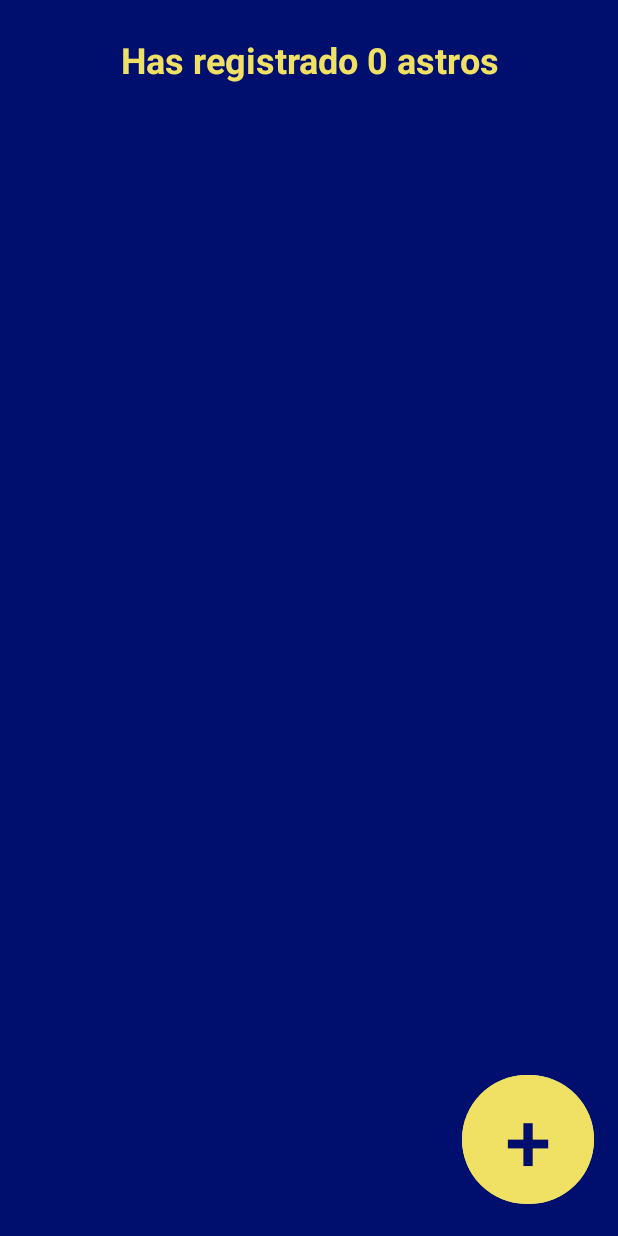
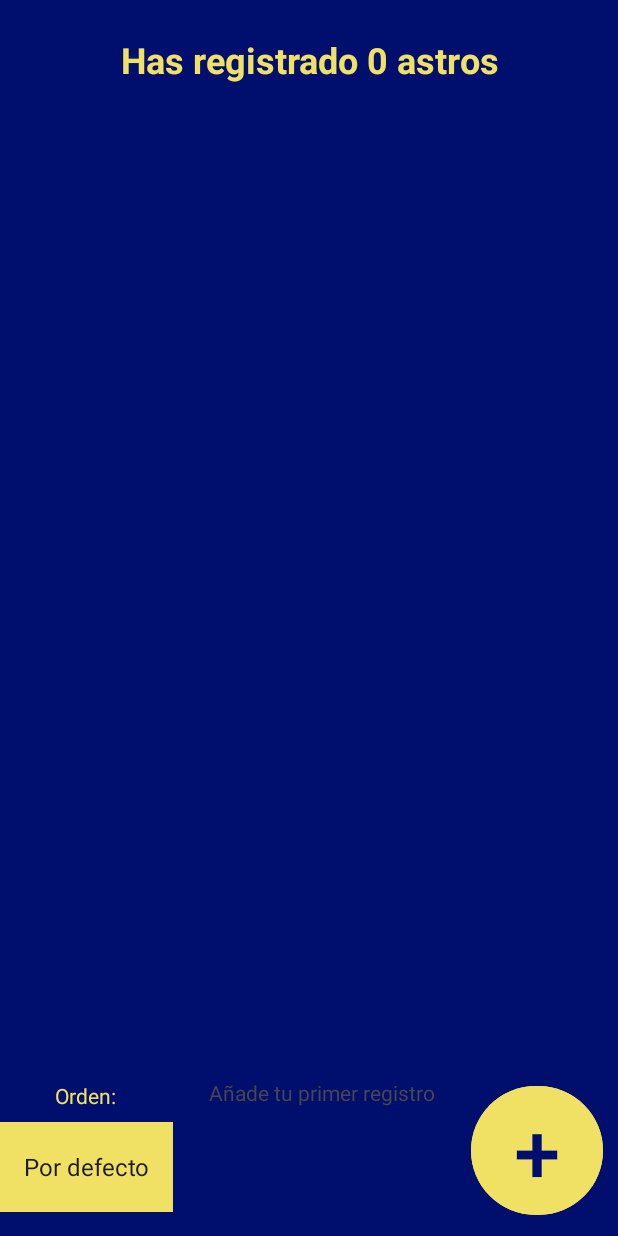
Before and after one commit to LeoDanoGG/AstroLog, an Android app: the screen it shows after launch (MainActivity), on a phone screen of 412 x 824 dp. Run offline under Robolectric (Android 15) with nearby library versions, the phone set to English and light mode, and no system bars.

Commit message:
Añadida función de filtrar y reforzado los parámetros del nombre de cada registro

```diff
--- a/app/build.gradle
+++ b/app/build.gradle
@@ -23,8 +23,8 @@ android {
         }
     }
     compileOptions {
-        sourceCompatibility JavaVersion.VERSION_1_8
-        targetCompatibility JavaVersion.VERSION_1_8
+        sourceCompatibility JavaVersion.VERSION_11
+        targetCompatibility JavaVersion.VERSION_11
     }
 }
 
--- a/app/src/main/java/com/prueba/astrolog/AddLog.java
+++ b/app/src/main/java/com/prueba/astrolog/AddLog.java
@@ -122,7 +122,7 @@ public class AddLog extends AppCompatActivity {
      */
     public void AddLogManager() {
         if (!correct) IconHint.setText("Selecciona un icono antes de guardar");
-        else if (LogName == null) IconHint.setText("Tienes que guardarlo con nombre");
+        else if (LogName.length() == 0 && !LogName.getText().toString().isBlank()) IconHint.setText("Tienes que guardarlo con nombre");
         else AddLog(); // Agrega el registro
     }
     public void AddLog() {
--- a/app/src/main/java/com/prueba/astrolog/AstroItem.java
+++ b/app/src/main/java/com/prueba/astrolog/AstroItem.java
@@ -15,4 +15,7 @@ public class AstroItem {
         this.type = type;
         this.fecha = fecha;
     }
+        public String GetName() {
+            return this.name;
+    }
 }
--- a/app/src/main/java/com/prueba/astrolog/AstroLogAdapter.java
+++ b/app/src/main/java/com/prueba/astrolog/AstroLogAdapter.java
@@ -53,9 +53,10 @@ public class AstroLogAdapter extends ArrayAdapter {
         // Obtener la franja horaria
         TimeZone gmt = TimeZone.getDefault();
         int gmtLocal = gmt.getRawOffset();
-        long gmtLog = item.fecha.getTime() - gmtLocal;
+        long gmtLog = item.fecha.getTime() - gmtLocal; // Adaptar la franja horaria
         item.fecha.setTime(gmtLog);
         calendar.setTimeZone(gmt);
+        // Configurar el formato de la fecha
         if (year >= 2000) {
             // Si es a partir del 2000
             SimpleDateFormat format = new SimpleDateFormat("dd MMMM yyyy HH:mm");
--- a/app/src/main/java/com/prueba/astrolog/MainActivity.java
+++ b/app/src/main/java/com/prueba/astrolog/MainActivity.java
@@ -7,14 +7,15 @@ import android.content.Context;
 import android.content.Intent;
 import android.content.SharedPreferences;
 import android.os.Bundle;
-import android.util.Log;
 import android.view.View;
 import android.widget.AdapterView;
 import android.widget.Button;
 import android.widget.ListView;
+import android.widget.Spinner;
 import android.widget.TextView;
 
-import java.util.ArrayList;
+import java.util.Collections;
+import java.util.Comparator;
 import java.util.Date;
 
 /**
@@ -29,6 +30,7 @@ public class MainActivity extends AppCompatActivity {
     TextView removeAlert;
     Astro_List AstroLista;
     Button addButton;
+    Spinner filterSpinner;
     AstroLogAdapter adapter;
     @SuppressLint("MissingInflatedId")
     @Override
@@ -41,6 +43,7 @@ public class MainActivity extends AppCompatActivity {
         titleLog = findViewById(R.id.TitleTextView);
         scrollAlert = findViewById(R.id.ScrollAlertTextView);
         removeAlert = findViewById(R.id.RemoveAlert);
+        filterSpinner = findViewById(R.id.spinner);
         // Métodos de control de los registros
         LoadLogs();
         ShowLogCount();
@@ -77,18 +80,39 @@ public class MainActivity extends AppCompatActivity {
         AstroList.setOnItemClickListener(new AdapterView.OnItemClickListener() {
             @Override
             public void onItemClick(AdapterView<?> adapterView, View view, int i, long l) {
-                scrollAlert.setText("Fecha: " + AstroLista.items.get(i).fecha
+                scrollAlert.setText("Fecha: " + AstroLista.items.get(i).fecha + "\n"
                 + "\nTipo: " + AstroLista.items.get(i).type);
                 HideWarn();
             }
         });
+        // Cuando seleccionas el tipo de filtro
+        filterSpinner.setOnItemSelectedListener(new AdapterView.OnItemSelectedListener() {
+            @Override
+            public void onItemSelected(AdapterView<?> adapterView, View view, int i, long l) {
+            TextView textView = (TextView) view;
+            Filter(textView.getText().toString());
+            }
+            @Override
+            public void onNothingSelected(AdapterView<?> adapterView) {}
+        });
+    }
+    public void Filter(String filter) {
+            if (filter.contains("(A-Z)")) {
+                Collections.sort(AstroLista.items, Comparator.comparing(AstroItem::GetName));
+                adapter.notifyDataSetChanged();
+            }
+            else if (filter.contains("(Z-A)")) {
+                Collections.sort(AstroLista.items, Comparator.comparing(AstroItem::GetName).reversed());
+                adapter.notifyDataSetChanged();
+            }
     }
     /**
      * Muestra el número de registros y avisa si tienes que hacer scroll vertical
      */
     public void ShowLogCount() {
         titleLog.setText("Has registrado " + AstroLista.items.size() + " astros");
-        if (AstroLista.items.size() > 7) scrollAlert.setText("Sube y baja en la lista para observar todos los registros");
+        if (AstroLista.items.size() == 0) scrollAlert.setText("Añade tu primer registro");
+        else if (AstroLista.items.size() > 7) scrollAlert.setText("Sube y baja en la lista para observar todos los registros");
         else scrollAlert.setText("");
     }
     /**
--- a/app/src/main/res/layout/activity_main.xml
+++ b/app/src/main/res/layout/activity_main.xml
@@ -52,25 +52,57 @@
         android:id="@+id/astroAdd"
         android:layout_width="wrap_content"
         android:layout_height="wrap_content"
-        android:layout_marginTop="500dp"
+        android:layout_marginTop="505dp"
+        android:layout_marginEnd="10dp"
+        android:layout_marginBottom="10dp"
         android:backgroundTint="@color/stars"
         android:text="@string/plusAdd"
         android:textColor="@color/space"
         android:textSize="55sp"
         app:layout_constraintBottom_toBottomOf="parent"
         app:layout_constraintEnd_toEndOf="parent"
-        app:layout_constraintHorizontal_bias="0.95"
+        app:layout_constraintHorizontal_bias="1.0"
         app:layout_constraintStart_toStartOf="parent"
         app:layout_constraintTop_toBottomOf="@+id/TitleTextView"
-        app:layout_constraintVertical_bias="0.883" />
+        app:layout_constraintVertical_bias="1.0" />
 
     <TextView
         android:id="@+id/ScrollAlertTextView"
         android:layout_width="200dp"
         android:layout_height="100dp"
+        android:layout_marginTop="5dp"
+        android:layout_marginBottom="5dp"
+        android:paddingLeft="25dp"
         android:textColorHighlight="@color/stars"
         app:layout_constraintBottom_toBottomOf="parent"
         app:layout_constraintEnd_toStartOf="@+id/astroAdd"
+        app:layout_constraintHorizontal_bias="1.0"
+        app:layout_constraintStart_toStartOf="parent"
+        app:layout_constraintTop_toBottomOf="@+id/AstroListView"
+        app:layout_constraintVertical_bias="1.0" />
+
+    <Spinner
+        android:id="@+id/spinner"
+        android:layout_width="115dp"
+        android:layout_height="60dp"
+        android:background="@color/stars"
+        android:entries="@array/Filtrar"
+        android:textAlignment="center"
+        app:layout_constraintBottom_toBottomOf="parent"
+        app:layout_constraintEnd_toStartOf="@+id/ScrollAlertTextView"
+        app:layout_constraintHorizontal_bias="0.0"
+        app:layout_constraintStart_toStartOf="parent"
+        app:layout_constraintTop_toBottomOf="@+id/AstroListView"
+        app:layout_constraintVertical_bias="0.686" />
+
+    <TextView
+        android:id="@+id/textView"
+        android:layout_width="wrap_content"
+        android:layout_height="wrap_content"
+        android:text="Orden:"
+        android:textColor="@color/stars"
+        app:layout_constraintBottom_toTopOf="@+id/spinner"
+        app:layout_constraintEnd_toStartOf="@+id/ScrollAlertTextView"
         app:layout_constraintStart_toStartOf="parent"
         app:layout_constraintTop_toBottomOf="@+id/AstroListView" />
 
--- a/app/src/main/res/values/strings.xml
+++ b/app/src/main/res/values/strings.xml
@@ -2,4 +2,12 @@
     <string name="app_name">AstroLog</string>
     <string name="astro_log">Astro-log</string>
     <string name="plusAdd">+</string>
+    <string-array name="Filtrar">
+        <item>Por defecto</item>
+        <item>Nombre (A-Z)</item>
+        <item>Nombre (Z-A)</item>
+        <item>Más antiguos</item>
+        <item>Más recientes</item>
+        <item>Tipo</item>
+    </string-array>
 </resources>
```
